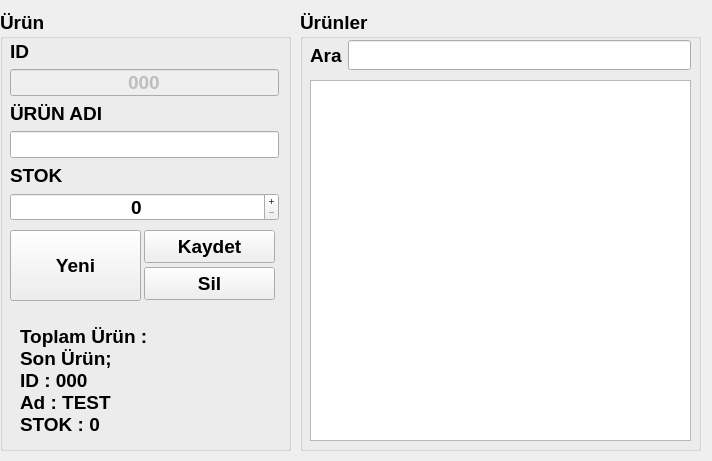
First picture: the form in arayuz.ui, repository atakanargn/UrunTakip_Basic, before the edit.
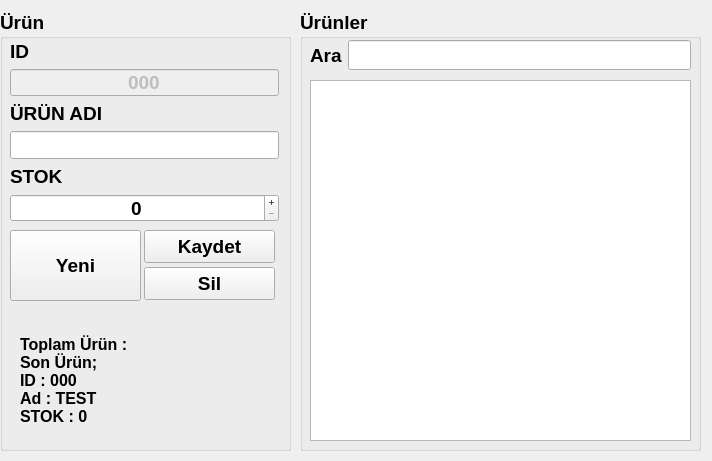
Second picture: the form after the edit.

```diff
--- a/arayuz.ui
+++ b/arayuz.ui
@@ -63,7 +63,7 @@
        <x>10</x>
        <y>30</y>
        <width>269</width>
-       <height>181</height>
+       <height>182</height>
       </rect>
      </property>
      <layout class="QFormLayout" name="formLayout">
@@ -146,6 +146,9 @@
         <property name="buttonSymbols">
          <enum>QAbstractSpinBox::PlusMinus</enum>
         </property>
+        <property name="maximum">
+         <number>999999999</number>
+        </property>
        </widget>
       </item>
      </layout>
@@ -198,6 +201,11 @@
        <height>121</height>
       </rect>
      </property>
+     <property name="font">
+      <font>
+       <pointsize>12</pointsize>
+      </font>
+     </property>
      <property name="text">
       <string>Toplam Ürün : 
 Son Ürün;
```
